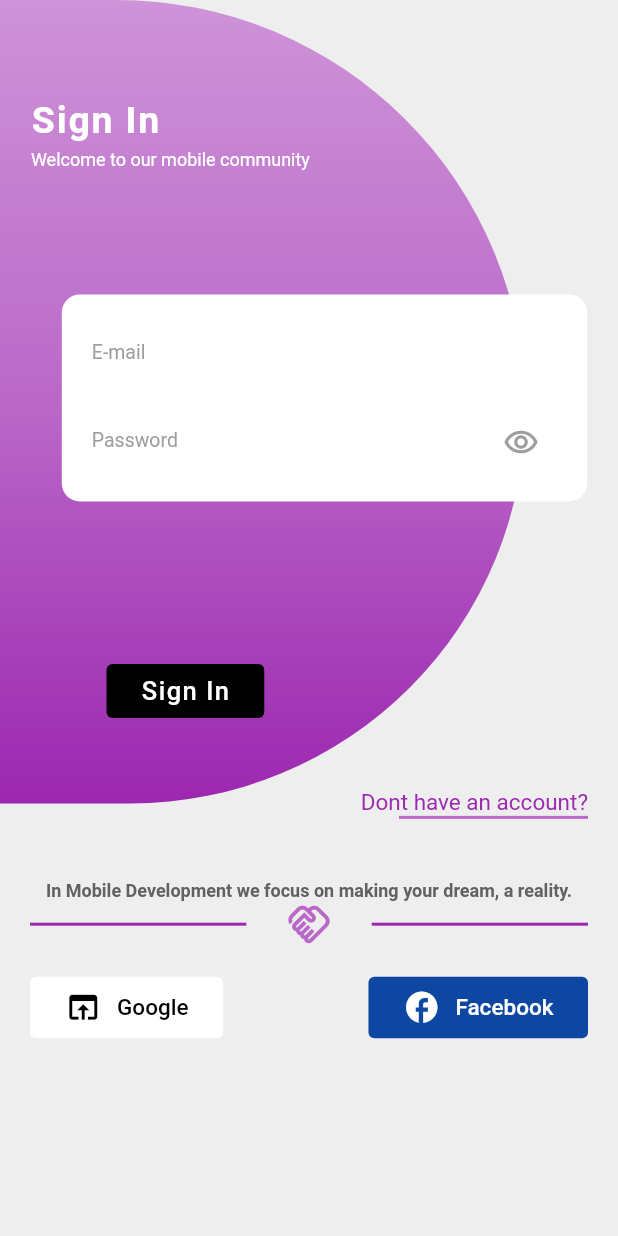
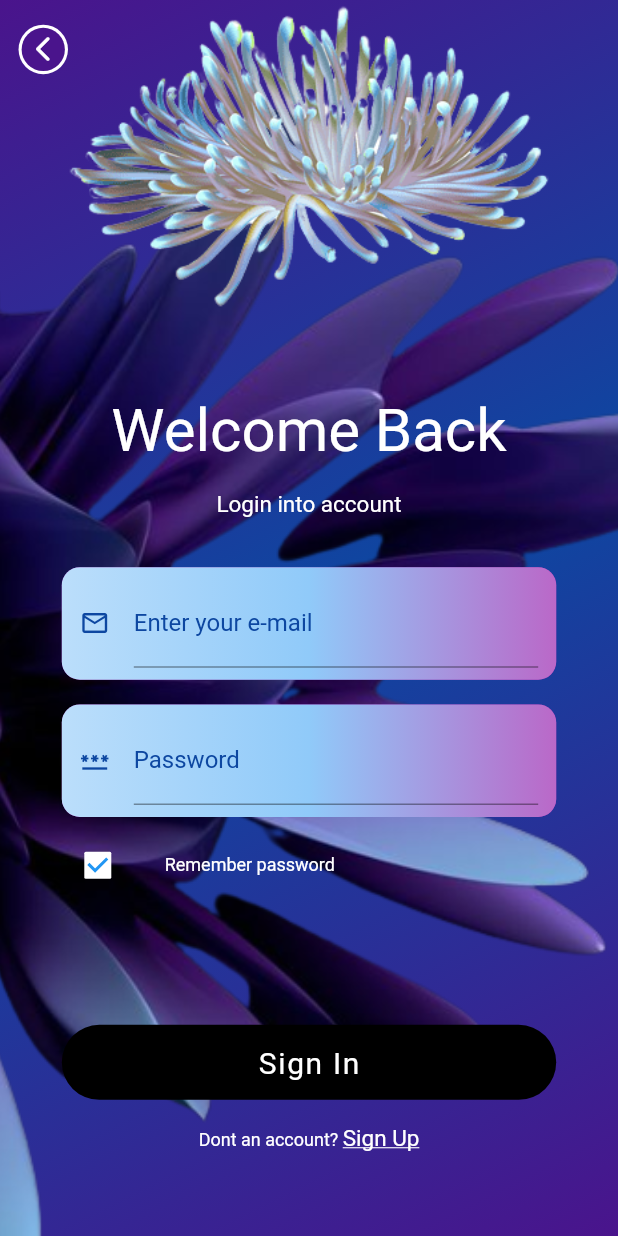
Before and after one commit to CodeK254/Flutter-Forms-UI-UX, a Flutter app: the RegisterUI screen opened directly, after a tap on "Sign Up", after a tap on "Log In instead", on a phone screen of 412 x 824 dp. Run offline on Flutter 3.47's test engine with Material 2 defaults, Android fonts, the phone set to English and light mode, and no system bars.

Commit message:
Second Commit

```diff
--- /dev/null
+++ b/lib/Const_Widgets/CustomTextField.dart
@@ -0,0 +1,68 @@
+import 'package:flutter/material.dart';
+
+class CustomTextField extends StatelessWidget {
+  String label;
+  IconData icon;
+  String? hintText;
+  bool? obsecureText;
+  TextEditingController controller = TextEditingController();
+  CustomTextField({super.key, required this.label, required this.icon, this.hintText, required this.controller, this.obsecureText});
+
+  @override
+  Widget build(BuildContext context) {
+    return Padding(
+      padding: EdgeInsets.symmetric(
+        horizontal: MediaQuery.of(context).size.width * 0.1,
+        vertical: MediaQuery.of(context).size.height * 0.01,
+      ),
+      child: Container(
+        decoration: BoxDecoration(
+          // color: Colors.purple.shade100,
+          gradient: LinearGradient(
+            colors: [
+              Colors.blue.shade100,
+              Colors.blue.shade200,
+              Colors.purple.shade300,
+            ],
+          ),
+          boxShadow: const [
+            BoxShadow(
+              color: Colors.purple,
+            ),
+          ],
+          borderRadius: BorderRadius.circular(12),
+        ),
+        child: Padding(
+          padding: const EdgeInsets.symmetric(
+            horizontal: 12, vertical: 8,
+          ),
+          child: TextFormField(
+            validator: (value){
+              return value!.isEmpty ? "Input field cannot be blank" : null;
+            },
+            controller: controller,
+            obscureText: obsecureText ?? false,
+            decoration: InputDecoration(
+              icon: Icon(
+                icon,
+                color: Colors.blue.shade900,
+                size: 20,
+              ),
+              label: Text(
+                label,
+                style: TextStyle(
+                  color: Colors.blue.shade900,
+                ),
+              ),
+              border: const UnderlineInputBorder(
+                borderSide: BorderSide(
+                  color: Colors.transparent,
+                ),
+              ),
+            ),
+          ),
+        ),
+      ),
+    );
+  }
+}
--- /dev/null
+++ b/lib/LayoutTwo/login.dart
@@ -0,0 +1,208 @@
+import 'package:flutter/material.dart';
+import 'package:flutter/services.dart';
+import 'package:flutter_forms/Const_Widgets/CustomTextField.dart';
+import 'package:flutter_forms/const.dart';
+
+class PlantlyLogin extends StatefulWidget {
+  const PlantlyLogin({super.key});
+
+  @override
+  State<PlantlyLogin> createState() => _PlantlyLoginState();
+}
+
+class _PlantlyLoginState extends State<PlantlyLogin> {
+  TextEditingController email = TextEditingController();
+  TextEditingController pword = TextEditingController();
+
+  GlobalKey<FormState> formKey = GlobalKey();
+
+  @override
+  Widget build(BuildContext context) {
+    SystemChrome.setPreferredOrientations(
+      [DeviceOrientation.portraitUp]
+    );
+    double width = MediaQuery.of(context).size.width;
+    double height = MediaQuery.of(context).size.height;
+    return Scaffold(
+      backgroundColor: Colors.purple[900],
+      body: Container(
+        decoration: BoxDecoration(
+          gradient: LinearGradient(
+            colors: [
+              Colors.purple.shade900,
+              Colors.blue.shade900,
+              Colors.purple.shade900,
+            ],
+            begin: Alignment.topLeft,
+            // stops: [
+            //   height * 0.3,
+            //   height * 0.4,
+            //   height * 0.3,
+            // ],
+            end: Alignment.bottomRight,
+          ),
+          image: const DecorationImage(
+            image: AssetImage("assets/dp.png"),
+            fit: BoxFit.cover
+          )
+        ),
+        child: Form(
+          key: formKey,
+          child: ListView(
+            children: [
+              Container(
+                height: height * 0.25,
+                width: width,
+                decoration: BoxDecoration(
+                  color: Colors.transparent,
+                  borderRadius: BorderRadius.vertical(bottom: Radius.circular(width * 0.3)),
+                  image: const DecorationImage(
+                    image: AssetImage("assets/sea.png"),
+                  )
+                ),
+                child: Align(
+                  alignment: Alignment.topLeft,
+                  child: Padding(
+                    padding: EdgeInsets.symmetric(
+                      horizontal: width * 0.03,
+                      vertical: height * 0.02,
+                    ),
+                    child: GestureDetector(
+                      onTap: (){
+                        Navigator.pop(context);
+                      },
+                      child: CircleAvatar(
+                        radius: width * 0.04,
+                        backgroundColor: Colors.white,
+                        child: CircleAvatar(
+                          radius: width * 0.035,
+                          backgroundColor: Colors.purple[900],
+                          child: const Icon(
+                            Icons.arrow_back_ios_rounded,
+                            color: Colors.white,
+                            size: 20,
+                          ),
+                        ),
+                      ),
+                    ),
+                  ),
+                ),
+              ),
+              SizedBox(height: height * 0.07),
+              const Center(
+                child: Text(
+                  "Welcome Back",
+                  style: TextStyle(
+                    fontSize: 40,
+                    color: Colors.white,
+                  ),
+                ),
+              ),
+              SizedBox(height: height * 0.02),
+              const Center(
+                child: Text(
+                  "Login into account",
+                  style: TextStyle(
+                    fontSize: 15,
+                    color: Colors.white,
+                  ),
+                ),
+              ),
+              SizedBox(height: height * 0.03),
+              CustomTextField(
+                label: "Enter your e-mail",
+                icon: Icons.email_outlined,
+                controller: email,
+              ),
+              CustomTextField(
+                label: "Password",
+                icon: Icons.password,
+                controller: pword,
+                obsecureText: true,
+              ),
+              Padding(
+                padding: EdgeInsets.symmetric(
+                  horizontal: width * 0.1,
+                ),
+                child: Row(
+                  mainAxisAlignment: MainAxisAlignment.start,
+                  children: [
+                    Checkbox(
+                      value: true,
+                      onChanged: (value){
+                        setState(() {
+                          value = !value!;
+                        });
+                      },
+                      fillColor: MaterialStateProperty.resolveWith<Color>((Set<MaterialState> states) {
+                        if (states.contains(MaterialState.disabled)) {
+                          return Colors.orange.withOpacity(.32);
+                        }
+                        return Colors.white;
+                      }),
+                      checkColor: Colors.blue,
+                    ),
+                    SizedBox(width: width * 0.05),
+                    const Text(
+                      "Remember password",
+                      textAlign: TextAlign.center,
+                      style: TextStyle(
+                        fontSize: 12,
+                        color: Colors.white,
+                      ),
+                    ),
+                  ],
+                ),
+              ),
+              SizedBox(height: height * 0.1),
+              Padding(
+                padding: EdgeInsets.symmetric(
+                  horizontal: width * 0.1,
+                ),
+                child: GestureDetector(
+                  onTap: (){
+                    if(formKey.currentState!.validate()){
+
+                    }
+                  },
+                  child: textButtonTwo(
+                    "Sign In",
+                    width,
+                  ),
+                ),
+              ),
+              SizedBox(height: height * 0.02),
+              GestureDetector(
+                onTap: (){
+                  Navigator.pushReplacementNamed(context, "/register");
+                },
+                child: RichText(
+                  textAlign: TextAlign.center,
+                  text: const TextSpan(
+                    children: [
+                      TextSpan(
+                        text: "Dont an account? ",
+                        style: TextStyle(
+                          color: Colors.white,
+                          fontSize: 12,
+                        ),
+                      ),
+                      TextSpan(
+                        text: "Sign Up",
+                        style: TextStyle(
+                          color: Colors.white,
+                          fontSize: 15,
+                          decoration: TextDecoration.underline,
+                        ),
+                      ),
+                    ],
+                  ),
+                ),
+              ),
+            ],
+          ),
+        ),
+      ),
+    );
+  }
+}
--- a/lib/const.dart
+++ b/lib/const.dart
@@ -49,3 +49,24 @@ TextButton textButton(Color color, IconData icon, String text, Color textColor){
     ),
   );
 }
+
+Container textButtonTwo(String text, double width){
+  return Container(
+    width: width,
+    height: 50,
+    decoration: BoxDecoration(
+      color: Colors.black,
+      borderRadius: BorderRadius.circular(30),
+    ),
+    child: Center(
+      child: Text(
+        text,
+        style: const TextStyle(
+          color: Colors.white,
+          letterSpacing: 1.1,
+          fontSize: 20,
+        ),
+      ),
+    ),
+  );
+}
--- a/pubspec.yaml
+++ b/pubspec.yaml
@@ -60,9 +60,8 @@ flutter:
   uses-material-design: true
 
   # To add assets to your application, add an assets section, like this:
-  # assets:
-  #   - images/a_dot_burr.jpeg
-  #   - images/a_dot_ham.jpeg
+  assets:
+    - assets/
 
   # An image asset can refer to one or more resolution-specific "variants", see
   # https://flutter.dev/assets-and-images/#resolution-aware
```
Also changed, not shown: lib/LayoutTwo/launcher.dart (added, +143 -0 lines), lib/LayoutTwo/register.dart (added, +210 -0 lines), lib/main.dart (+13 -4 lines), assets/dp.jpg (added), assets/dp.png (added), assets/logo.png (added), assets/png-transparent-pink-and-blue-sea-anemone-illustration-sea-anemone-coral-under-water-watercolor-painting-purple-ink-thumbnail.png (added), assets/sea.png (added), git_images/get_started.png (added), git_images/login.png (added), git_images/register.png (added), lib/LayoutOne/login.dart (renamed from lib/login.dart), lib/LayoutOne/register.dart (renamed from lib/register.dart), 1 other file.
